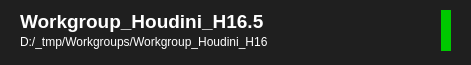
This is UI/ns_EnvCheck_Item.ui in prateekfxtd/ns_Startup as Qt 5 draws it before an edit. The edited form follows.
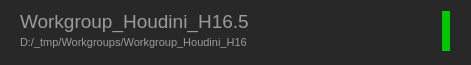
This is the edited form.

What changed in the file:
```diff
--- a/UI/ns_EnvCheck_Item.ui
+++ b/UI/ns_EnvCheck_Item.ui
@@ -27,8 +27,9 @@
   </property>
   <property name="styleSheet">
    <string notr="true">QGroupBox{
-background-color: rgb(31, 31, 31);
-border-radius: 20px;
+	color:  rgb(155, 155, 155);
+	background-color: rgb(40, 40, 40);
+	border-radius: 5px;
 }</string>
   </property>
   <property name="title">
@@ -40,7 +41,7 @@
      <x>20</x>
      <y>10</y>
      <width>431</width>
-     <height>41</height>
+     <height>42</height>
     </rect>
    </property>
    <layout class="QHBoxLayout" name="horizontalLayout">
@@ -56,17 +57,18 @@
        <widget class="QLabel" name="label_name">
         <property name="font">
          <font>
+          <family>Helvetica</family>
           <pointsize>14</pointsize>
-          <weight>75</weight>
-          <bold>true</bold>
          </font>
         </property>
         <property name="styleSheet">
          <string notr="true">QLabel{
-background-color: rgb(31, 31, 31);
+background-color: rgb(40, 40, 40);
 selection-color: rgb(255, 255, 255);
 selection-background-color: rgb(0, 0, 0);
-color: rgb(255, 255, 255);
+color:  rgb(155, 155, 155);
+font-family: Helvetica;
+font-size: 14pt;
 }
 </string>
         </property>
@@ -79,10 +81,12 @@
        <widget class="QLabel" name="label_path">
         <property name="styleSheet">
          <string notr="true">QLabel{
-background-color: rgb(31, 31, 31);
+background-color: rgb(40, 40, 40);
 selection-color: rgb(255, 255, 255);
 selection-background-color: rgb(0, 0, 0);
-color: rgb(255, 255, 255);
+color:  rgb(155, 155, 155);
+font-family: Helvetica;
+font-size:8pt;
 }</string>
         </property>
         <property name="text">
@@ -108,7 +112,8 @@
       </property>
       <property name="styleSheet">
        <string notr="true">QLabel{
-background-color: rgb(0, 200, 0);
+	background-color: rgb(0, 200, 0);
+	border: 1px solid rgb(40, 40, 40);
 }
 
 QLabel:hover {
```
Left out of the diff: 4 changed lines with no effect on the pictures.
